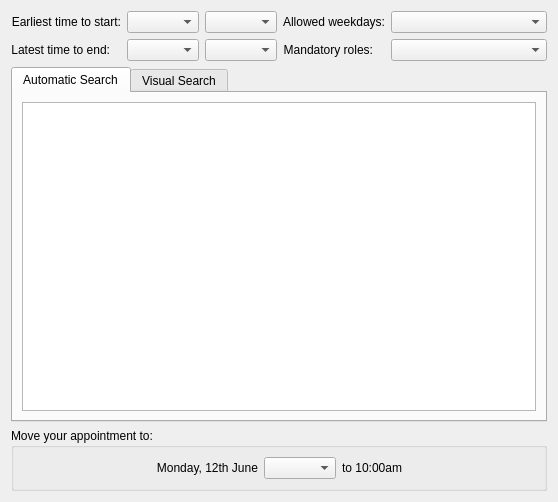
Old version of the form src/ui/schedulingdialog.ui in the repository KDE/incidenceeditor.
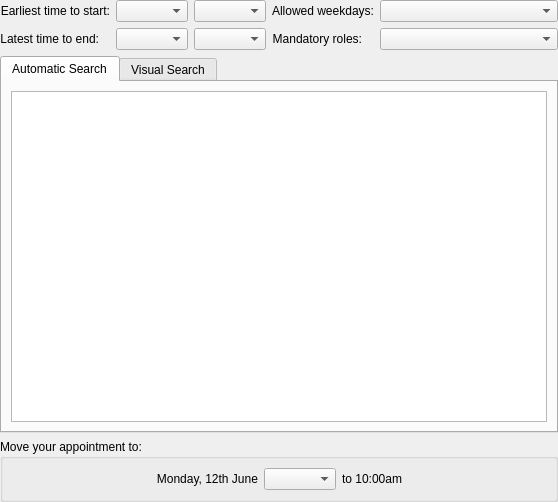
New version of the form. Custom widgets are drawn as their Qt base class.

Commit message: Remove double margin

The edit to the form file:
```diff
--- a/src/ui/schedulingdialog.ui
+++ b/src/ui/schedulingdialog.ui
@@ -14,6 +14,18 @@
    <string>Schedule a time</string>
   </property>
   <layout class="QGridLayout" name="gridLayout_2">
+   <property name="leftMargin">
+    <number>0</number>
+   </property>
+   <property name="topMargin">
+    <number>0</number>
+   </property>
+   <property name="rightMargin">
+    <number>0</number>
+   </property>
+   <property name="bottomMargin">
+    <number>0</number>
+   </property>
    <item row="0" column="0">
     <layout class="QHBoxLayout" name="horizontalLayout_3">
      <item>
@@ -245,26 +257,26 @@
   </layout>
  </widget>
  <customwidgets>
-  <customwidget>
-   <class>KTimeComboBox</class>
-   <extends>QComboBox</extends>
-   <header>ktimecombobox.h</header>
-  </customwidget>
   <customwidget>
    <class>KPIM::KCheckComboBox</class>
    <extends>KComboBox</extends>
    <header>Libkdepim/KCheckComboBox</header>
   </customwidget>
-  <customwidget>
-   <class>KDateComboBox</class>
-   <extends>QComboBox</extends>
-   <header>kdatecombobox.h</header>
-  </customwidget>
   <customwidget>
    <class>KComboBox</class>
    <extends>QComboBox</extends>
    <header>kcombobox.h</header>
   </customwidget>
+  <customwidget>
+   <class>KDateComboBox</class>
+   <extends>QComboBox</extends>
+   <header>kdatecombobox.h</header>
+  </customwidget>
+  <customwidget>
+   <class>KTimeComboBox</class>
+   <extends>QComboBox</extends>
+   <header>ktimecombobox.h</header>
+  </customwidget>
   <customwidget>
    <class>KPIM::KWeekdayCheckCombo</class>
    <extends>KPIM::KCheckComboBox</extends>
```
